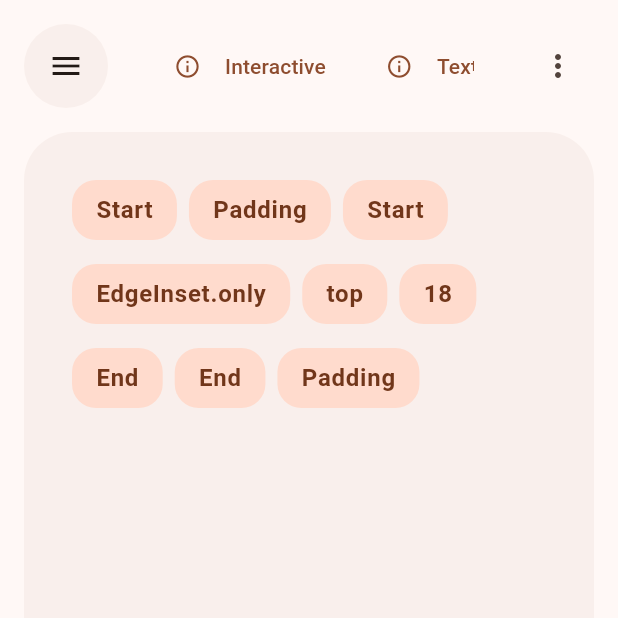
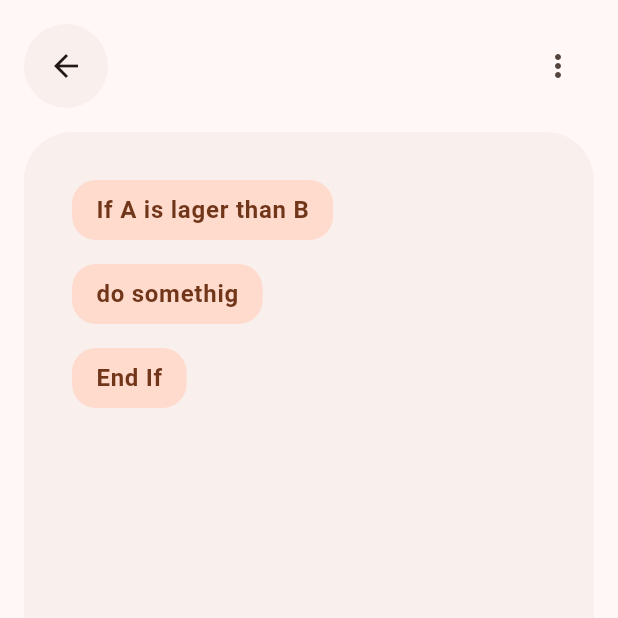
Before and after one commit to ljcucc/ClayTab, a Flutter app: the screen it shows after launch, after a tap on the "more vert" icon, on a phone screen of 412 x 824 dp, the top half of it. Run offline on Flutter 3.47's test engine with Material 2 defaults, Android fonts, the phone set to English and light mode, and no system bars.

Commit message:
add main layout and more experimenting

```diff
--- /dev/null
+++ b/lib/components/material_container.dart
@@ -0,0 +1,28 @@
+import 'package:flutter/material.dart';
+import 'package:code_playground/components/material_container.dart';
+
+class MaterialContainer extends StatelessWidget {
+  final double elevation;
+  final Widget child;
+  final BorderRadius? borderRadius;
+
+  const MaterialContainer({
+    super.key,
+    required this.elevation,
+    required this.child,
+    this.borderRadius,
+  });
+
+  @override
+  Widget build(BuildContext context) {
+    return Material(
+      elevation: elevation,
+      borderRadius: borderRadius ?? BorderRadius.all(Radius.circular(32)),
+      clipBehavior: Clip.hardEdge,
+      shadowColor: Colors.transparent,
+      surfaceTintColor: Theme.of(context).colorScheme.primary,
+      color: Colors.transparent,
+      child: child,
+    );
+  }
+}
--- a/lib/main.dart
+++ b/lib/main.dart
@@ -1,6 +1,8 @@
-import 'package:code_playground/code_editor.dart';
-import 'package:code_playground/files_tab.dart';
-import 'package:code_playground/side_drawer.dart';
+import 'package:code_playground/components/material_container.dart';
+
+import 'package:code_playground/pages/workspace/code_editor.dart';
+import 'package:code_playground/pages/workspace/main_layout.dart';
+import 'package:code_playground/pages/workspace/side_panel.dart';
 import 'package:flutter/material.dart';
 
 void main() {
@@ -49,84 +51,12 @@ class _MyHomePageState extends State<MyHomePage> {
   Widget build(BuildContext context) {
     Color background = Theme.of(context).colorScheme.surfaceVariant;
 
-    return Material(
-      elevation: 0,
-      surfaceTintColor: Theme.of(context).colorScheme.primary,
-      shadowColor: Colors.transparent,
-      color: Theme.of(context).colorScheme.surface,
-      child: SafeArea(
-        minimum: EdgeInsets.all(16),
-        child: Scaffold(
-          backgroundColor: Colors.transparent,
-          appBar: AppBar(
-            centerTitle: true,
-            backgroundColor: Colors.transparent,
-            leading: Material(
-              elevation: 1,
-              borderRadius: BorderRadius.all(Radius.circular(100)),
-              clipBehavior: Clip.hardEdge,
-              shadowColor: Colors.transparent,
-              surfaceTintColor: Theme.of(context).colorScheme.primary,
-              color: Colors.transparent,
-              child: IconButton(
-                padding: EdgeInsets.zero,
-                onPressed: () {
-                  setState(() {
-                    sidePanelOpen = !sidePanelOpen;
-                  });
-                },
-                icon: Icon(Icons.menu),
-              ),
-            ),
-            actions: [
-              IconButton(
-                onPressed: () {},
-                icon: Icon(Icons.more_vert),
-              )
-            ],
-            title: Column(
-              crossAxisAlignment: CrossAxisAlignment.start,
-              children: [
-                FilesTab(
-                  files: [
-                    "Interactive",
-                    "Text",
-                  ],
-                ),
-              ],
-            ),
-          ),
-          body: Padding(
-            padding: EdgeInsets.only(top: 16),
-            child: Row(
-              crossAxisAlignment: CrossAxisAlignment.start,
-              children: [
-                SideDrawer(open: sidePanelOpen),
-                Expanded(
-                  child: Material(
-                    elevation: 1,
-                    clipBehavior: Clip.hardEdge,
-                    surfaceTintColor: Theme.of(context).colorScheme.primary,
-                    shadowColor: Colors.transparent,
-                    borderRadius: BorderRadius.all(Radius.circular(32)),
-                    color: Theme.of(context).colorScheme.surface,
-                    child: CodeEditor(
-                      code:
-                          "Start Padding\n\t\t\t\tStart EdgeInset.only top 18 End\nEnd Padding",
-                      // "",
-                    ),
-                  ),
-                ),
-              ],
-            ),
-          ),
-          // floatingActionButton: FloatingActionButton(
-          //   onPressed: () {},
-          //   tooltip: 'Increment',
-          //   child: const Icon(Icons.add),
-          // ), // This trailing comma makes auto-formatting nicer for build methods.
-        ),
-      ),
+    return MainLayout(
+      body: CodeEditor(code: [
+        "If A is lager than B",
+        "do somethig",
+        "End If",
+      ]),
     );
   }
 }
--- a/lib/code_editor.dart
+++ b/lib/pages/workspace/code_editor.dart
@@ -1,7 +1,8 @@
 import 'package:flutter/material.dart';
+import 'package:code_playground/components/material_container.dart';
 
 class CodeEditor extends StatelessWidget {
-  final String code;
+  final List<String> code;
 
   const CodeEditor({
     super.key,
@@ -15,19 +16,16 @@ class CodeEditor extends StatelessWidget {
         padding: const EdgeInsets.all(32.0),
         child: SingleChildScrollView(
           scrollDirection: Axis.vertical,
-          child: Wrap(
+          child: Column(
             // mainAxisSize: MainAxisSize.min,
-            spacing: 8,
-            runSpacing: 16,
+            crossAxisAlignment: CrossAxisAlignment.start,
+            // spacing: 8,
+            // runSpacing: 16,
             // crossAxisAlignment: CrossAxisAlignment.start,
             children: [
-              ...code
-                  .split(RegExp("\\s|\\n|\\t"))
-                  .where((element) => element.trim().length > 0)
-                  .toList()
-                  .map((e) {
+              ...code.map((e) {
                 return Padding(
-                  padding: const EdgeInsets.only(right: 0),
+                  padding: const EdgeInsets.only(bottom: 16),
                   child: Container(
                     padding: EdgeInsets.symmetric(vertical: 8, horizontal: 16),
                     decoration: BoxDecoration(
--- /dev/null
+++ b/lib/pages/workspace/main_layout.dart
@@ -0,0 +1,73 @@
+import 'package:code_playground/pages/workspace/side_panel.dart';
+import 'package:flutter/material.dart';
+import 'package:code_playground/components/material_container.dart';
+
+class MainLayout extends StatefulWidget {
+  final Widget body;
+
+  const MainLayout({
+    super.key,
+    required this.body,
+  });
+
+  @override
+  State<MainLayout> createState() => _MainLayoutState();
+}
+
+class _MainLayoutState extends State<MainLayout> {
+  bool sideOpen = false;
+
+  @override
+  Widget build(BuildContext context) {
+    final appBar = AppBar(
+      centerTitle: true,
+      backgroundColor: Colors.transparent,
+      leading: MaterialContainer(
+        elevation: 1,
+        child: BackButton(
+          onPressed: () {
+            setState(() {
+              sideOpen = !sideOpen;
+            });
+          },
+        ),
+      ),
+      actions: [
+        IconButton(
+          onPressed: () {},
+          icon: Icon(Icons.more_vert),
+        )
+      ],
+    );
+
+    final centerWorkspace = Expanded(
+      child: MaterialContainer(
+        elevation: 1,
+        child: widget.body,
+      ),
+    );
+
+    final body = Padding(
+      padding: EdgeInsets.only(top: 16),
+      child: Row(
+        crossAxisAlignment: CrossAxisAlignment.start,
+        children: [
+          SideDrawer(open: sideOpen),
+          centerWorkspace,
+        ],
+      ),
+    );
+
+    return Container(
+      color: Theme.of(context).colorScheme.surface,
+      child: SafeArea(
+        minimum: const EdgeInsets.all(16),
+        child: Scaffold(
+          backgroundColor: Colors.transparent,
+          appBar: appBar,
+          body: body,
+        ),
+      ),
+    );
+  }
+}
--- a/lib/side_drawer.dart
+++ b/lib/pages/workspace/side_panel.dart
@@ -1,4 +1,5 @@
 import 'package:flutter/material.dart';
+import 'package:code_playground/components/material_container.dart';
 
 class SideDrawer extends StatelessWidget {
   final bool open;
@@ -14,18 +15,13 @@ class SideDrawer extends StatelessWidget {
       curve: Curves.easeInOut,
       width: width,
       clipBehavior: Clip.hardEdge,
-      duration: const Duration(milliseconds: 3500),
+      duration: const Duration(milliseconds: 350),
       alignment: Alignment.topRight,
       decoration: BoxDecoration(),
       child: Padding(
         padding: const EdgeInsets.only(right: 16.0),
-        child: Material(
+        child: MaterialContainer(
           elevation: 1,
-          borderRadius: BorderRadius.all(Radius.circular(32)),
-          clipBehavior: Clip.hardEdge,
-          shadowColor: Colors.transparent,
-          surfaceTintColor: Theme.of(context).colorScheme.primary,
-          color: Colors.transparent,
           child: SingleChildScrollView(
             scrollDirection: Axis.horizontal,
             child: SizedBox(
@@ -33,7 +29,7 @@ class SideDrawer extends StatelessWidget {
               child: SizedBox.expand(
                 child: Column(
                   children: [
-                    Text("hello world"),
+                    Text(""),
                   ],
                 ),
               ),
```
